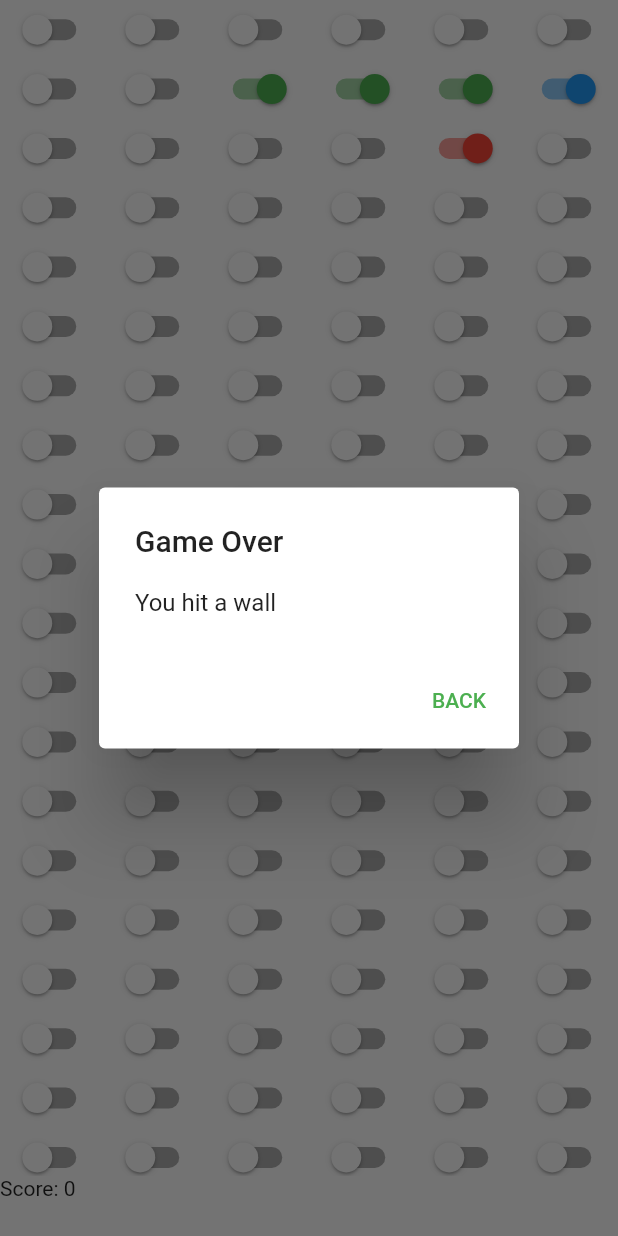
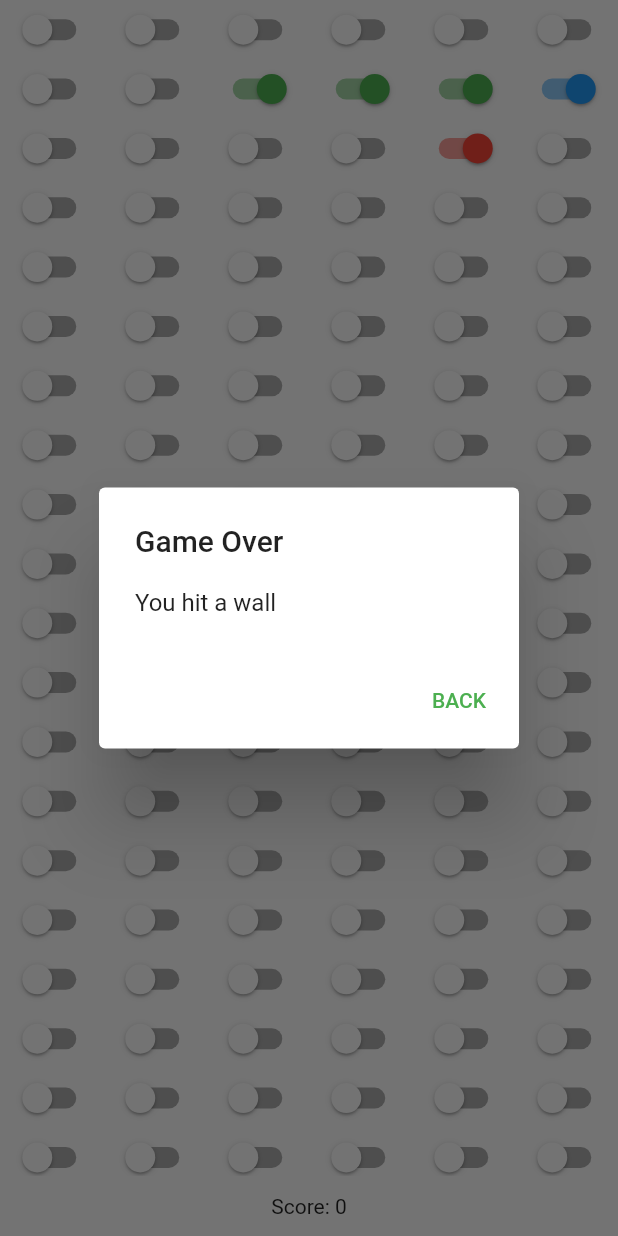
Before and after one commit to gargakshit/switchsnek, a Flutter app: the SnekScreen screen opened directly with empty values, after a tap on "START", on a phone screen of 412 x 824 dp. Run offline on Flutter 3.47's test engine with Material 2 defaults, Android fonts, the phone set to English and light mode, and no system bars.

Commit message:
ui: final ui touches

```diff
--- a/lib/screens/snek.dart
+++ b/lib/screens/snek.dart
@@ -307,7 +307,9 @@ class _SnekScreenState extends State<SnekScreen> {
                       ),
                     ],
                   )
-                : Text('Score: $score'))
+                : Center(
+                    child: Text('Score: $score'),
+                  ))
             : ElevatedButton(
                 onPressed: () {
                   startGame();
--- a/pubspec.yaml
+++ b/pubspec.yaml
@@ -9,6 +9,7 @@ environment:
 dependencies:
   flutter:
     sdk: flutter
+  animations: ^2.0.0
 
 dev_dependencies:
   flutter_test:
```
Also changed, not shown: lib/main.dart (+21 -0 lines), pubspec.lock.
